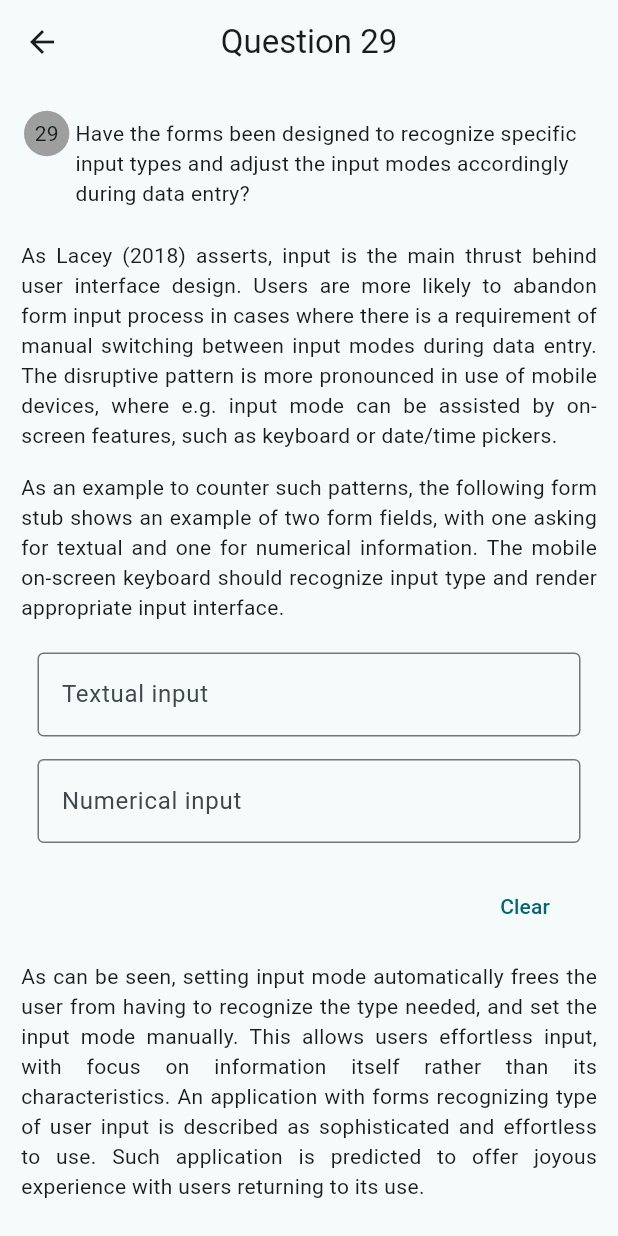
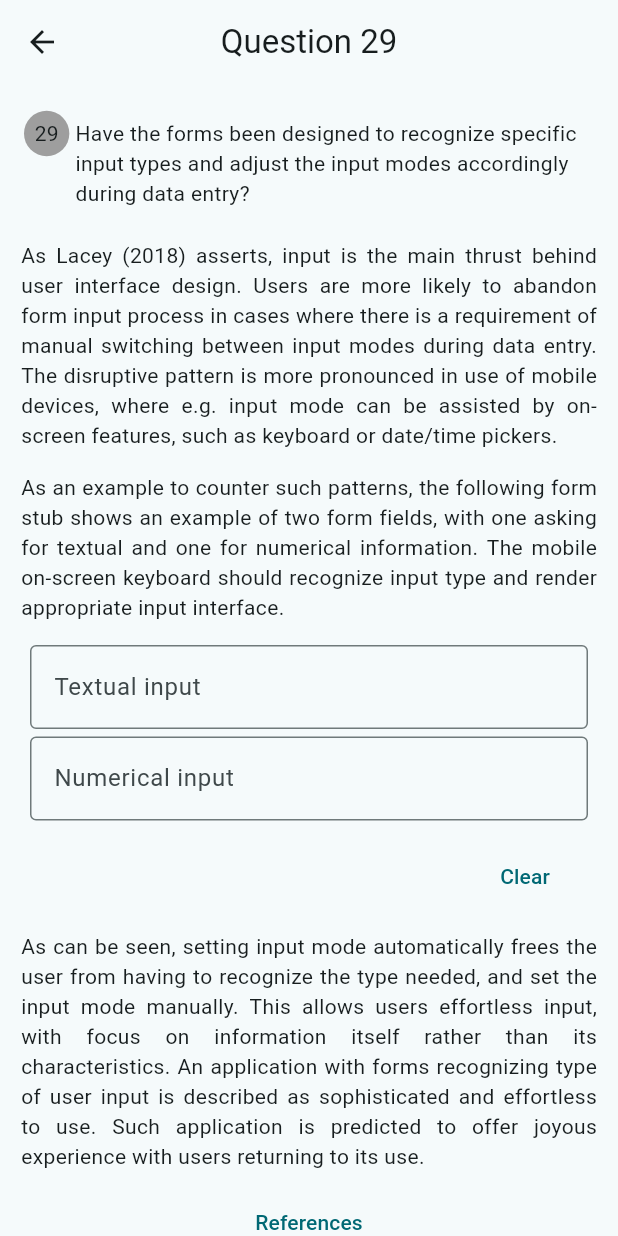
Before and after one commit to marek-jakub/usable_design, a Flutter app: the QuestionTwentyNine screen opened by its route, on a phone screen of 412 x 824 dp. Run offline on Flutter 3.47's test engine with Material 3 defaults, Android fonts, the phone set to English and light mode, and no system bars.

Commit message:
Update custom text form field to allow its testing.

```diff
--- a/lib/screens/question_29/custom_form_field.dart
+++ b/lib/screens/question_29/custom_form_field.dart
@@ -2,43 +2,24 @@ import 'package:flutter/material.dart';
 
 /// A text form field.
 ///
-/// Requires text controller [_controller], a label [_label],
-/// a string signifying what keyboard to show [_keyboard].
-class CustomTextFormField extends StatefulWidget {
-  const CustomTextFormField({
+/// Requires text controller [controller], a label [txtLabel],
+/// a focus node [focusNode], a string signifying what keyboard
+/// type to show [keyboard].
+class CustomTextFormField extends TextFormField {
+  CustomTextFormField({
     super.key,
     required TextEditingController controller,
     required FocusNode focusNode,
     required String txtLabel,
     required String keyboard,
-  })  : _controller = controller,
-        _focusNode = focusNode,
-        _label = txtLabel,
-        _keyboard = keyboard;
-
-  final TextEditingController _controller;
-  final FocusNode _focusNode;
-  final String _label;
-  final String _keyboard;
-
-  @override
-  State<CustomTextFormField> createState() => _CustomTextFormFieldState();
-}
-
-class _CustomTextFormFieldState extends State<CustomTextFormField> {
-  @override
-  Widget build(BuildContext context) {
-    return Padding(
-      padding: const EdgeInsets.all(5.0),
-      child: TextFormField(
-        controller: widget._controller,
-        focusNode: widget._focusNode,
-        keyboardType: widget._keyboard == 'text'
-            ? TextInputType.text
-            : TextInputType.number,
+  }) : super(
+          controller: controller,
+          focusNode: focusNode,
+          keyboardType:
+              keyboard == 'text' ? TextInputType.text : TextInputType.number,
           decoration: InputDecoration(
             border: const OutlineInputBorder(),
-          label: Text(widget._label),
+            label: Text(txtLabel),
           ),
           validator: (value) {
             if (value!.isEmpty) {
@@ -46,7 +27,5 @@ class _CustomTextFormFieldState extends State<CustomTextFormField> {
             }
             return null;
           },
-      ),
         );
 }
-}
--- a/lib/screens/question_29/question_29_screen.dart
+++ b/lib/screens/question_29/question_29_screen.dart
@@ -70,6 +70,7 @@ class _QuestionTwentyNineState extends State<QuestionTwentyNine> {
               ),
             ),
             Padding(
+              key: const ValueKey('description'),
               padding: const EdgeInsets.fromLTRB(14, 5, 14, 10),
               child: Text(
                 _getDescription(),
@@ -101,6 +102,7 @@ class _QuestionTwentyNineState extends State<QuestionTwentyNine> {
               child: Padding(
                 padding: const EdgeInsets.fromLTRB(0, 8, 30, 8),
                 child: TextButton(
+                  key: const ValueKey('clear_button'),
                   onPressed: () {
                     setState(() {
                       _textController.clear();
```
Lines whose indentation alone changed are shown as unchanged.
